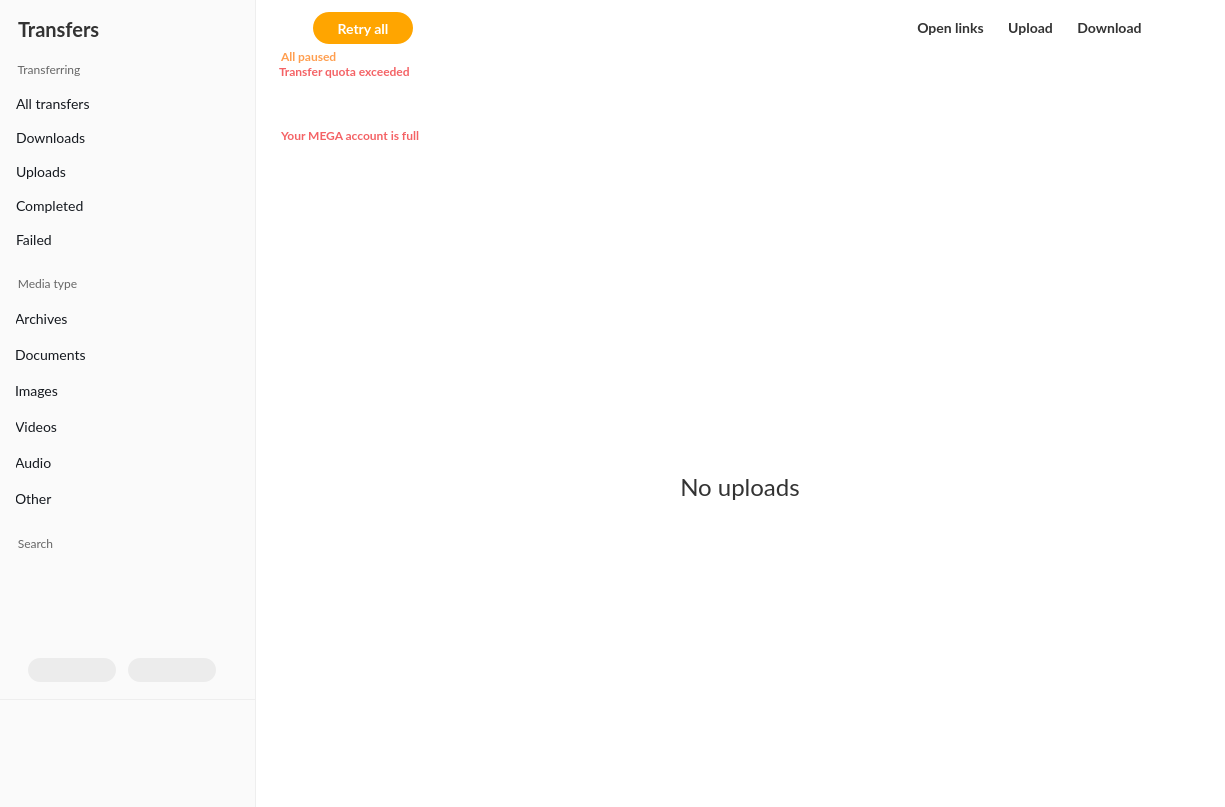
Above: src/MEGASync/transfers/gui/linux/TransferManager.ui from meganz/MEGAsync before the change. Below: the same form after it.
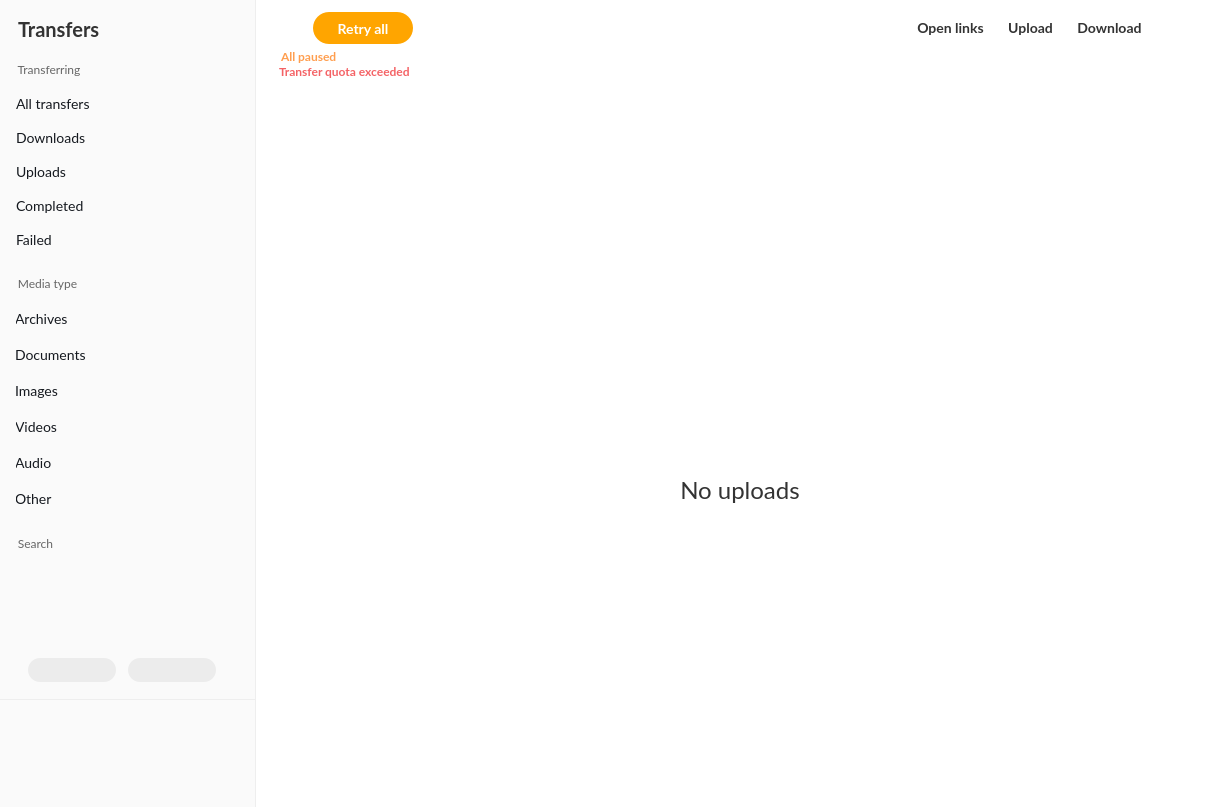
That is the form after the change. Icons and pictures are not drawn. Custom widgets are drawn as their Qt base class.

Commit message: AP-2060: Update almost full/full OQ text and style.

What changed in the file:
```diff
--- a/src/MEGASync/transfers/gui/linux/TransferManager.ui
+++ b/src/MEGASync/transfers/gui/linux/TransferManager.ui
@@ -226,14 +226,6 @@
     text-align: left;
 }
 
-#lStorageOverQuota
-{
-  color: #F46265;
-  font-size: 12px;
-  font-weight: bold;
-  padding-left: 14px;
-}
-
 #lTransferOverQuotaMoreAbout
 {
   color: #333333;
@@ -350,7 +342,6 @@
   background-color: #D3D3D3;
 }
 
-
 #tSeePlans
 {
   background-color: #3ACC86;
@@ -364,6 +355,31 @@
 }
 
 /* 
+* Storage OQ text
+*/
+
+#lStorageOverQuota
+{
+	font-size: 10px;
+	font-weight: 600;
+	margin-left: 16px;
+	border-radius: 4px;
+	padding: 4px 8px;
+}
+
+#lStorageOverQuota[state=&quot;almostfull&quot;]
+{
+	background-color: #FEF4C6; /*colorToken.notification-warning*/
+	color: #B55407; /*colorToken.text-warning*/
+}
+
+#lStorageOverQuota[state=&quot;full&quot;]
+{
+	background-color: #FFE4E8; /*colorToken.notification-error*/
+	color: #E31B57; /*colorToken.text-error*/
+}
+
+/* 
 * TransfersAccountInfoWidget
 */
 
@@ -2762,7 +2778,7 @@
                 </sizepolicy>
                </property>
                <property name="text">
-                <string>Your MEGA account is full</string>
+                <string/>
                </property>
               </widget>
              </item>
```
The commit also changes 5 other files.
